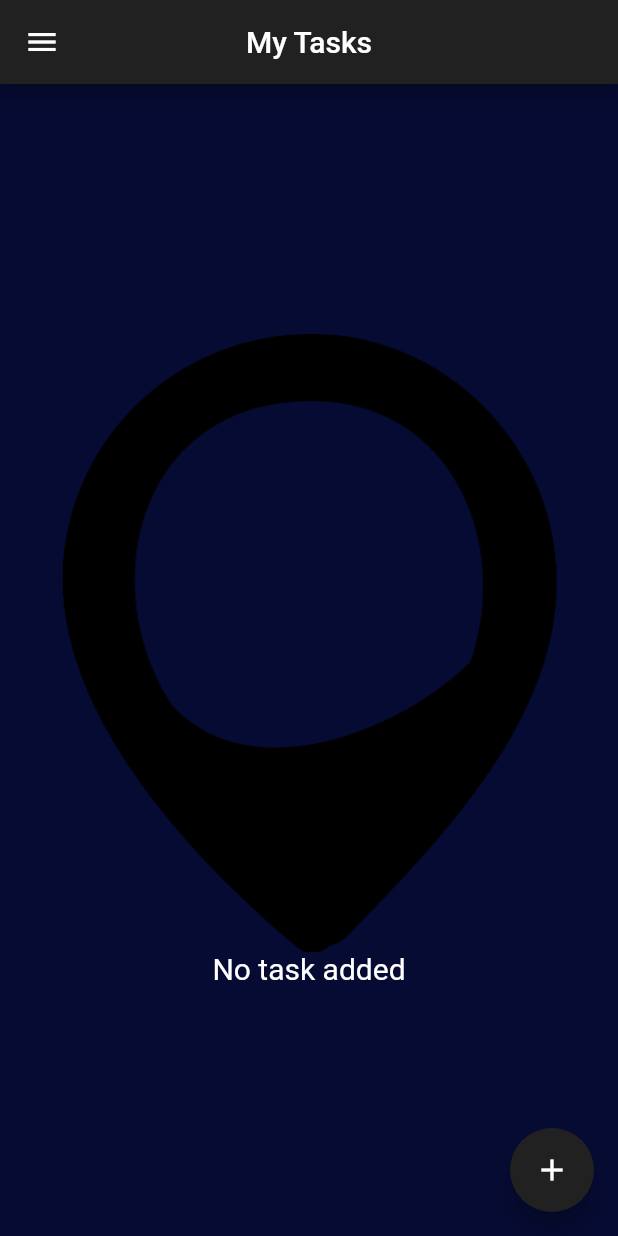
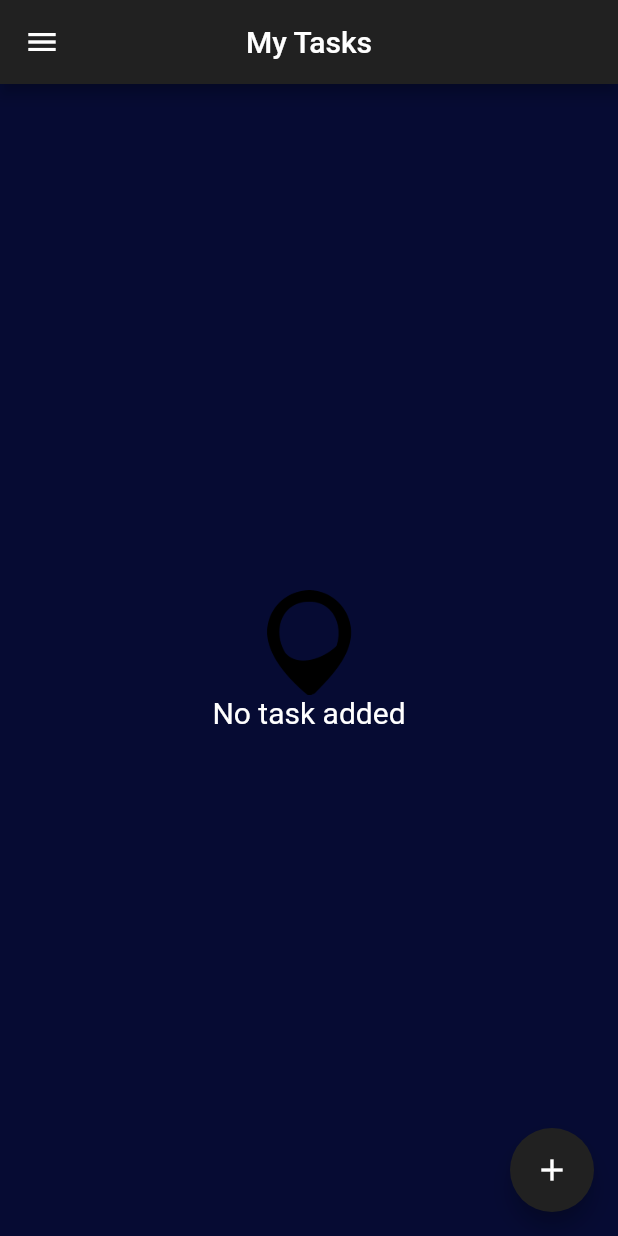
Before and after one commit to thenewbio/todo_app, a Flutter app: the TodoListScreen screen opened directly, on a phone screen of 412 x 824 dp. Run offline on Flutter 3.47's test engine with Material 2 defaults, Android fonts, the phone set to English and light mode, and no system bars; our stand-ins replace flushbar, google_mobile_ads, image_picker, marquee, open_file, pdf and 3 more; missing offline and left inert: syncfusion_flutter_xlsio, video_compress; accounts and stored records are empty; network calls fail.

Commit message:
image height provided

```diff
--- a/lib/screens/todo_list_screen.dart
+++ b/lib/screens/todo_list_screen.dart
@@ -141,10 +141,9 @@
                 .length;
 
             return snapshot.data.length == 0? Column(
-              // crossAxisAlignment: CrossAxisAlignment.center,
               mainAxisAlignment: MainAxisAlignment.center,
               children: [Container(
-                child: Image.asset("assets/images/emty.png"),
+                child: Image.asset("assets/images/emty.png",height: 70.0),
               ),
               Center(child: Text("No task added",style: TextStyle(fontSize: 20),))
                ] ) :ListView.builder(
```
